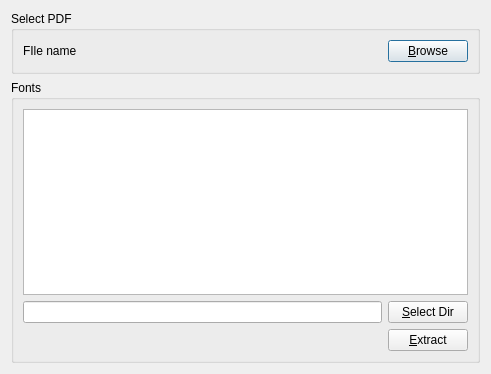
fontmatrix/fontmatrix, file src/fontextractordialog.ui: the form before one commit.
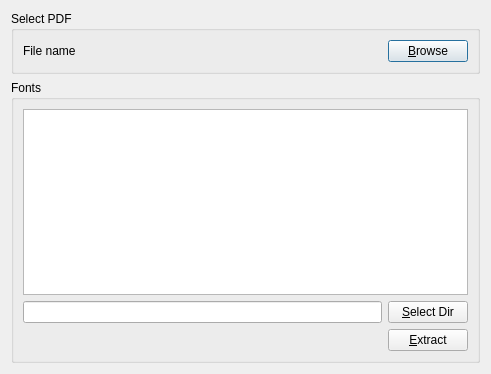
The form after the commit.

Commit message: Typo fixed, added myself to the hall of sh^Wfame, updated translation again. Pierre, you still need to fix the build :)

The edit to the form file:
```diff
--- a/src/fontextractordialog.ui
+++ b/src/fontextractordialog.ui
@@ -28,7 +28,7 @@
          </sizepolicy>
         </property>
         <property name="text" >
-         <string>FIle name</string>
+         <string>File name</string>
         </property>
         <property name="buddy" >
          <cstring>browsePDF</cstring>
```
The commit also changes 2 other files.
